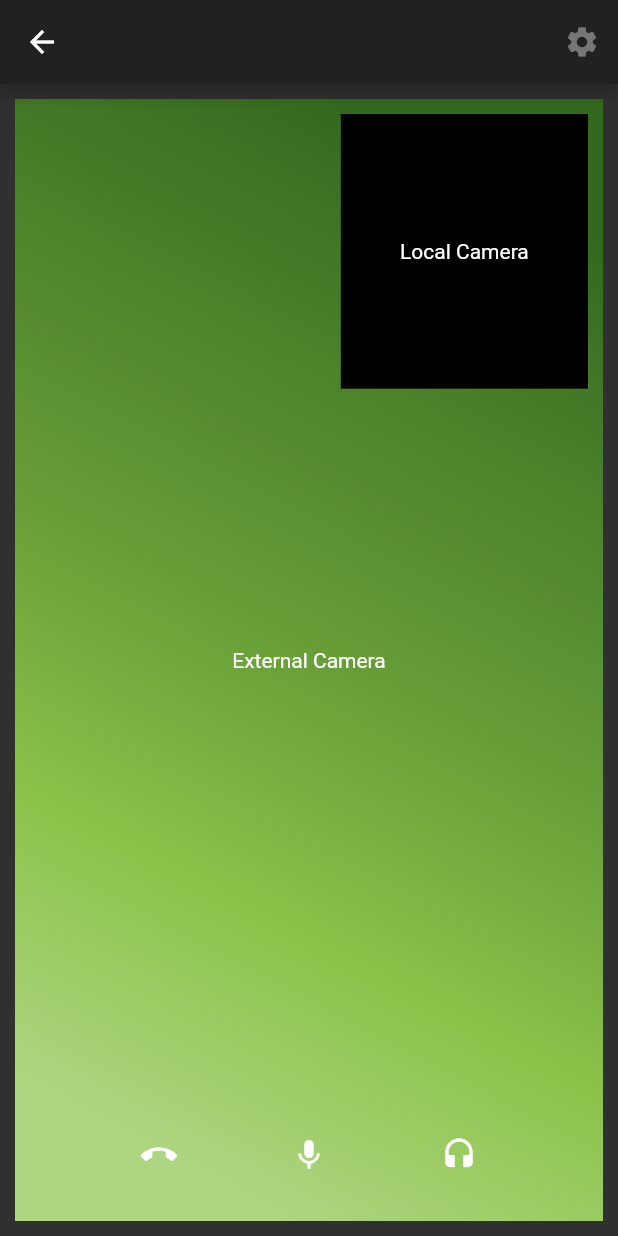
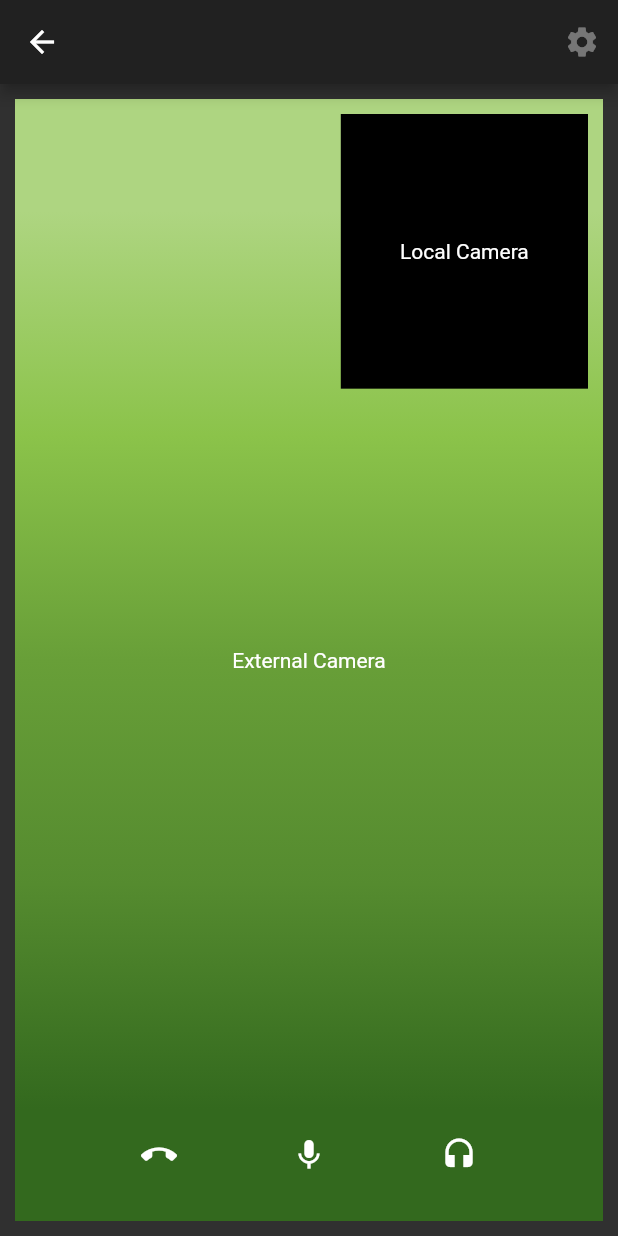
Before and after one commit to VertexChat/vertex, a Flutter app: the CallPage screen opened directly with empty values, on a phone screen of 412 x 824 dp. Run offline on Flutter 3.47's test engine with Material 2 defaults, Android fonts, the phone set to English and light mode, and no system bars; our stand-ins replace auto_size_text, connectivity, dynamic_theme, rxdart, shared_preferences; missing offline and left inert: shared_preferences_web; accounts and stored records are empty.

Commit message:
Abstracted the gradient used on pages background as its used in more then one place

```diff
--- a/ui/lib/main.dart
+++ b/ui/lib/main.dart
@@ -1,12 +1,14 @@
+import 'package:dynamic_theme/dynamic_theme.dart';
 import 'package:flutter/material.dart';
 import 'package:vertex_ui/src/pages/login/login_page.dart';
 import 'package:vertex_ui/src/pages/register/register_page.dart';
-import 'package:dynamic_theme/dynamic_theme.dart';
 import 'package:vertex_ui/src/pages/splash_screen.dart';
 
-/// Call to run App Root (App starts here)
-//void main() => runApp(UI()); // Vertex_UI -> App root call to
+/// Call to run App Root
 void main() {
+  // Initialization of ConnectionStatus
+
+  // Run application start this class first
   runApp(UI());
 }
 
@@ -17,6 +19,9 @@ class UI extends StatefulWidget {
 
 /// App Root
 class _UIState extends State<UI> {
+  //Variables
+  bool offline = false;
+
   @override
   void initState() {
     super.initState();
@@ -50,4 +55,4 @@ class _UIState extends State<UI> {
       },
     );
   }
-}
+} //End class
--- a/ui/lib/src/pages/example_data_screen.dart
+++ b/ui/lib/src/pages/example_data_screen.dart
@@ -47,7 +47,7 @@ class _ExampleDataScreenState extends State<ExampleDataScreen> {
     // TODO: API Call Here
     http.Response response =
         await http.get("https://jsonplaceholder.typicode.com/posts/");
-    if (response.statusCode == HttpStatus.OK) {
+    if (response.statusCode == HttpStatus.ok) {
       var result = jsonDecode(response.body);
       return result;
     }
--- a/ui/lib/src/pages/login/login_screen_presenter.dart
+++ b/ui/lib/src/pages/login/login_screen_presenter.dart
@@ -16,7 +16,6 @@ class LoginScreenPresenter {
     api.login(login: login).then((login) {
       _view.onLoginSuccess(login);
     }).catchError((Object error) {
-      //TODO: Handle error message better i.e user readable
       _view.onLoginError(error.toString());
     });
   } //End doLogin function
--- a/ui/lib/src/pages/video_call/call_page.dart
+++ b/ui/lib/src/pages/video_call/call_page.dart
@@ -1,5 +1,5 @@
 import 'package:flutter/material.dart';
-import 'package:vertex_ui/main.dart';
+import 'package:vertex_ui/src/widgets/custom_gradient.dart';
 
 import '../home_page.dart';
 
@@ -54,17 +54,7 @@ class _CallPageState extends State<CallPage> {
               new Container(
                   margin: const EdgeInsets.all(10.0),
                   decoration: BoxDecoration(
-                    gradient: LinearGradient(
-                      begin: Alignment.topRight,
-                      end: Alignment.bottomLeft,
-                      stops: [0.1, 0.5, 0.7, 0.9],
-                      colors: [
-                        Colors.lightGreen[900],
-                        Colors.lightGreen[700],
-                        Colors.lightGreen[500],
-                        Colors.lightGreen[300],
-                      ],
-                    ),
+                    gradient: getCustomGradient(),
                   ),
                   //Setting percentage amount of height & width
                   child: Center(
@@ -78,7 +68,7 @@ class _CallPageState extends State<CallPage> {
               new Container(
                   alignment: Alignment.topRight,
                   padding:
-                  new EdgeInsets.only(top: 10, right: 10.0, left: 10.0),
+                      new EdgeInsets.only(top: 10, right: 10.0, left: 10.0),
                   child: new Container(
                       margin: const EdgeInsets.all(10.0),
                       color: Colors.black,
--- a/ui/lib/src/services/api/auth_api.dart
+++ b/ui/lib/src/services/api/auth_api.dart
@@ -47,10 +47,7 @@ class AuthApi {
       print(response.statusCode);
       throw ApiException(response.statusCode, _decodeBodyBytes(response));
     } else if (response.body != null) {
-      print(response.statusCode);
-      print(response.body);
     } else {
-      print(response.statusCode);
       return;
     }
     return;
--- /dev/null
+++ b/ui/lib/src/widgets/custom_gradient.dart
@@ -0,0 +1,17 @@
+import 'package:flutter/material.dart';
+import 'package:flutter/cupertino.dart';
+
+LinearGradient getCustomGradient() {
+  return LinearGradient(
+    begin: Alignment.bottomCenter,
+    end: Alignment.topCenter,
+    stops: [0.1, 0.3, 0.5, 0.7, 0.9],
+    colors: [
+      Colors.lightGreen[900],
+      Colors.lightGreen[800],
+      Colors.lightGreen[700],
+      Colors.lightGreen[500],
+      Colors.lightGreen[300],
+    ],
+  );
+}//End LinearGradient
--- a/ui/pubspec.yaml
+++ b/ui/pubspec.yaml
@@ -35,6 +35,9 @@ dependencies:
   http: '>=0.12.0 <0.13.0'
 
   connectivity:
+
+  # https://pubdev/packages/connection_status_bar#-installing-tab-:
+  connection_status_bar: ^1.1.2
 
 dev_dependencies:
   flutter_test:
```
Also changed, not shown: ui/lib/src/pages/home_page.dart (+10 -29 lines), ui/lib/src/pages/login/login_page.dart (+9 -14 lines), ui/lib/src/pages/register/register_page.dart (+5 -5 lines), ui/lib/src/pages/settings_page.dart (+2 -15 lines), ui/lib/src/pages/splash_screen.dart (+6 -24 lines), ui/lib/src/pages/text_chat_page.dart (+2 -12 lines), ui/pubspec.lock.
